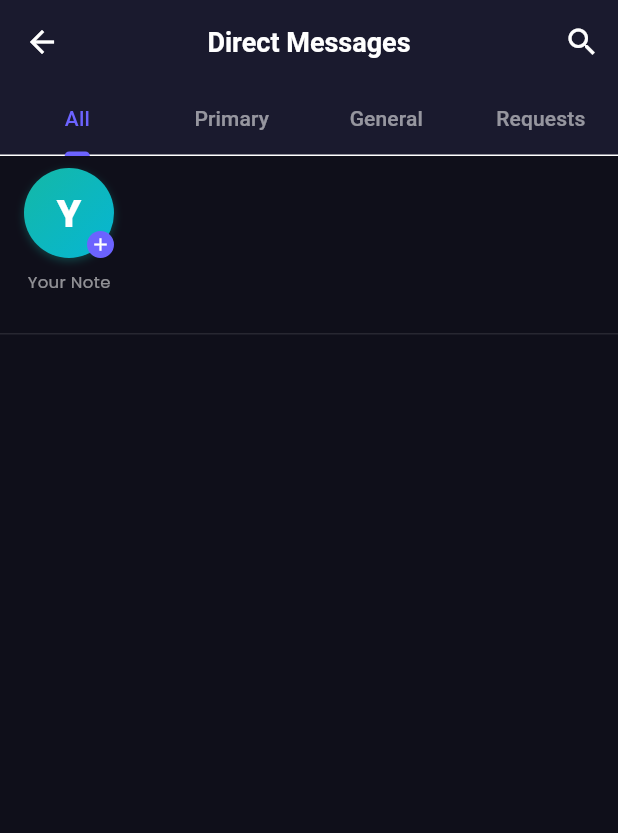
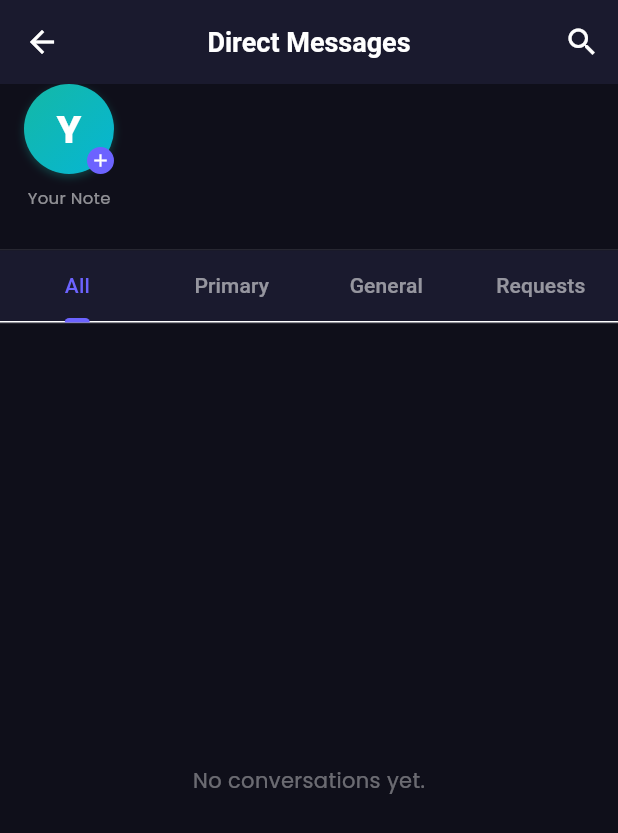
Before and after one commit to ritesh-rathod16/zenvora, a Flutter app: the ChatInboxScreen screen opened directly, on a phone screen of 412 x 824 dp. Shown: the top 833 px of the screen. Run offline on Flutter 3.47's test engine with Material 3 defaults, Android fonts, the phone set to English and light mode, and no system bars; our stand-ins replace cached_network_image, fl_chart, flutter_blurhash, flutter_card_swiper, flutter_secure_storage, go_router and 7 more; missing offline and left inert: flutter_callkit_incoming, flutter_webrtc, livekit_client, record; accounts and stored records are empty; network calls fail.

Commit message:
fix: resolve chat inbox notes overlap by separating NotesTray above TabBar, and fix profile update validation for date_of_birth

```diff
--- a/lib/features/chat/chat_inbox_screen.dart
+++ b/lib/features/chat/chat_inbox_screen.dart
@@ -166,19 +166,6 @@ class _ChatInboxScreenState extends State<ChatInboxScreen> with SingleTickerProv
             },
           ),
         ],
-        bottom: TabBar(
-          controller: _tabController,
-          indicatorColor: const Color(0xFF6C63FF),
-          indicatorSize: TabBarIndicatorSize.label,
-          labelColor: const Color(0xFF6C63FF),
-          unselectedLabelColor: Colors.white54,
-          tabs: const [
-            Tab(text: "All"),
-            Tab(text: "Primary"),
-            Tab(text: "General"),
-            Tab(text: "Requests"),
-          ],
-        ),
       ),
       body: Column(
         children: [
@@ -219,13 +206,43 @@ class _ChatInboxScreenState extends State<ChatInboxScreen> with SingleTickerProv
             Expanded(
               child: _isLoading
                   ? const Center(child: CircularProgressIndicator(color: Color(0xFF6C63FF)))
-                  : TabBarView(
-                      controller: _tabController,
+                  : Column(
                       children: [
-                        _buildChatList(_chats),
-                        _buildChatList(_filterChats(1)),
-                        _buildChatList(_filterChats(2)),
-                        _buildChatList(_filterChats(3)),
+                        // Notes Tray (Cleanly separated at top)
+                        const NotesTray(),
+                        const Divider(color: Colors.white10, height: 1),
+
+                        // Tab Bar for Categories
+                        Container(
+                          color: const Color(0xFF1A1A2E),
+                          child: TabBar(
+                            controller: _tabController,
+                            indicatorColor: const Color(0xFF6C63FF),
+                            indicatorSize: TabBarIndicatorSize.label,
+                            labelColor: const Color(0xFF6C63FF),
+                            unselectedLabelColor: Colors.white54,
+                            tabs: const [
+                              Tab(text: "All"),
+                              Tab(text: "Primary"),
+                              Tab(text: "General"),
+                              Tab(text: "Requests"),
+                            ],
+                          ),
+                        ),
+                        const Divider(color: Colors.white10, height: 1),
+
+                        // Chat List TabBarView
+                        Expanded(
+                          child: TabBarView(
+                            controller: _tabController,
+                            children: [
+                              _buildChatList(_chats),
+                              _buildChatList(_filterChats(1)),
+                              _buildChatList(_filterChats(2)),
+                              _buildChatList(_filterChats(3)),
+                            ],
+                          ),
+                        ),
                       ],
                     ),
             ),
@@ -235,23 +252,16 @@ class _ChatInboxScreenState extends State<ChatInboxScreen> with SingleTickerProv
   }
 
   Widget _buildChatList(List<dynamic> list) {
+    if (list.isEmpty) {
+      return const Center(child: Text("No conversations yet.", style: TextStyle(color: Colors.white38)));
+    }
     return RefreshIndicator(
       onRefresh: _fetchChats,
       color: const Color(0xFF6C63FF),
       child: ListView.builder(
-        itemCount: list.length + 1,
+        itemCount: list.length,
         itemBuilder: (context, index) {
-          if (index == 0) {
-            return const Column(
-              children: [
-                SizedBox(height: 8),
-                NotesTray(),
-                Divider(color: Colors.white10, height: 1),
-              ],
-            );
-          }
-
-          final chat = list[index - 1];
+          final chat = list[index];
           final chatId = chat['_id'] ?? chat['id'];
           final otherUser = chat['other_user'] ?? 'User';
           final otherPhoto = chat['other_user_photo'];
```
